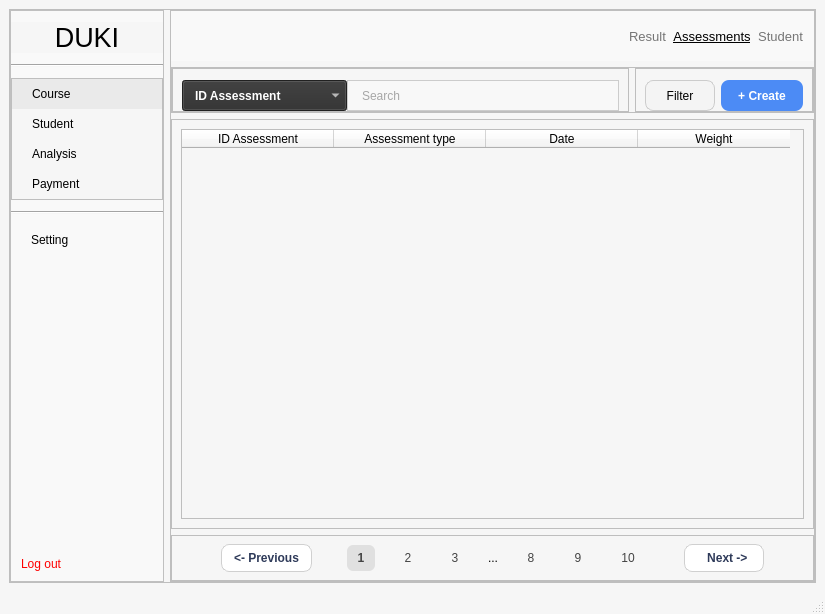
The window that ui/course_assessment.ui (Khiem2112/course-management-ml) describes before a commit, drawn with Qt 5.
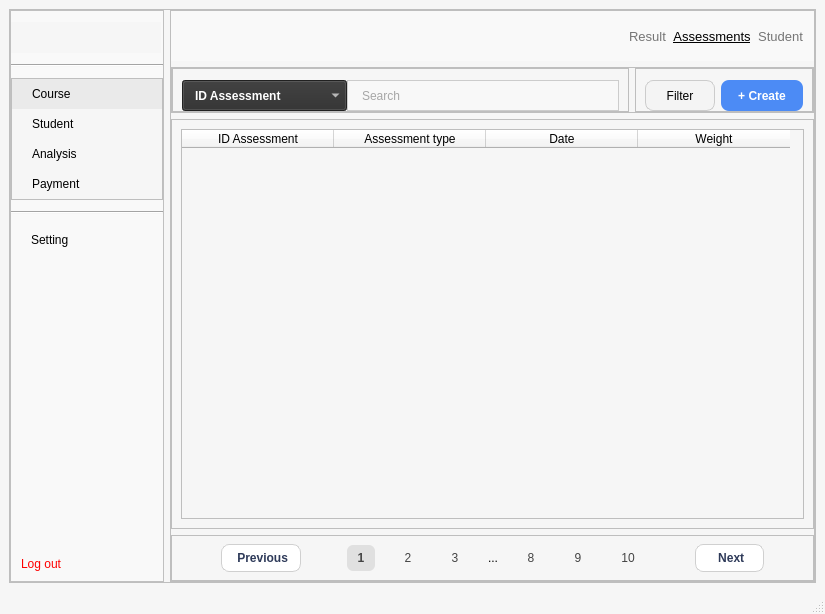
The same window after the commit. Icons and pictures are not drawn.

The edit to the form file:
```diff
--- a/ui/course_assessment.ui
+++ b/ui/course_assessment.ui
@@ -208,6 +208,12 @@
               <verstretch>0</verstretch>
              </sizepolicy>
             </property>
+            <property name="maximumSize">
+             <size>
+              <width>150</width>
+              <height>60</height>
+             </size>
+            </property>
             <property name="font">
              <font>
               <pointsize>20</pointsize>
@@ -217,7 +223,13 @@
              <string notr="true"/>
             </property>
             <property name="text">
-             <string>DUKI</string>
+             <string/>
+            </property>
+            <property name="pixmap">
+             <pixmap>../media/images/Logo DUKI.png</pixmap>
+            </property>
+            <property name="scaledContents">
+             <bool>true</bool>
             </property>
             <property name="alignment">
              <set>Qt::AlignCenter</set>
@@ -827,7 +839,11 @@
                 </sizepolicy>
                </property>
                <property name="text">
-                <string>&lt;- Previous</string>
+                <string> Previous</string>
+               </property>
+               <property name="icon">
+                <iconset>
+                 <normaloff>../media/images/icons/Course/le-Photoroom.png</normaloff>../media/images/icons/Course/le-Photoroom.png</iconset>
                </property>
               </widget>
              </item>
@@ -1022,8 +1038,15 @@
                  <verstretch>0</verstretch>
                 </sizepolicy>
                </property>
+               <property name="layoutDirection">
+                <enum>Qt::RightToLeft</enum>
+               </property>
                <property name="text">
-                <string>   Next -&gt; </string>
+                <string>   Next  </string>
+               </property>
+               <property name="icon">
+                <iconset>
+                 <normaloff>../media/images/icons/Course/ri-Photoroom.png</normaloff>../media/images/icons/Course/ri-Photoroom.png</iconset>
                </property>
               </widget>
              </item>
```
